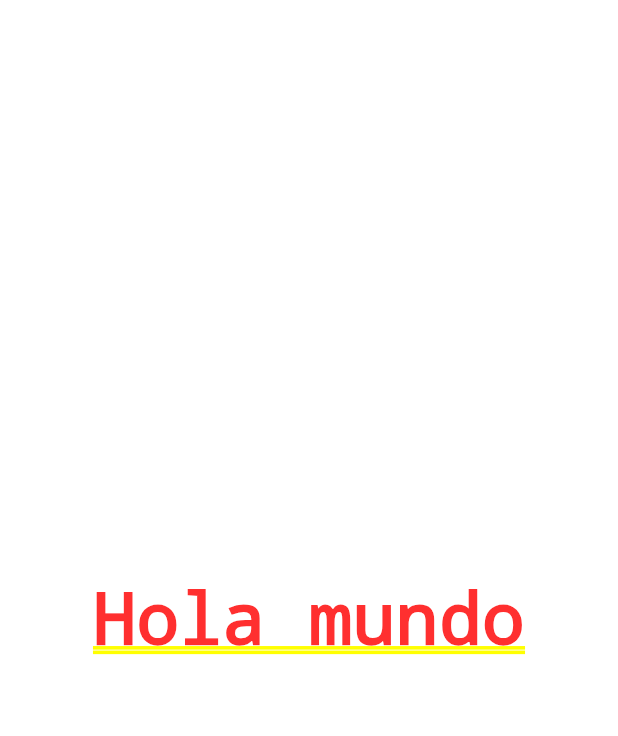
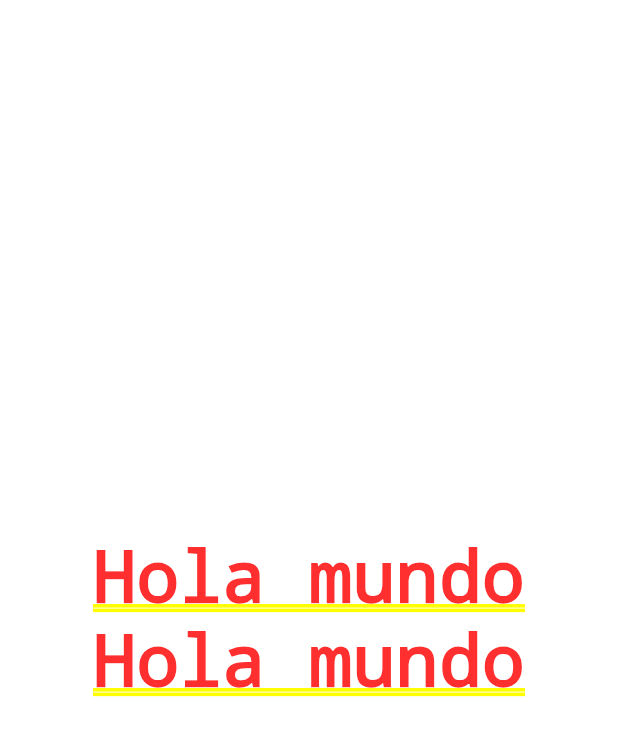
Before and after one commit to eivanphils/flutter-design, a Flutter app: the screen it shows after launch, on a phone screen of 412 x 824 dp. Shown: the top 736 px of the screen. Run offline on Flutter 3.47's test engine with Material 2 defaults, Android fonts, the light colour scheme and no system bars.

Commit message:
separado widget temporal de home

```diff
--- a/lib/main.dart
+++ b/lib/main.dart
@@ -10,7 +10,24 @@ class MyApp extends StatelessWidget {
     return const MaterialApp(
       debugShowCheckedModeBanner: false,
       title: 'Material App',
-      home: Center(child: Text('Hola mundo'))
+      home: _TempHomeScreen()
     );
   }
 }
+
+class _TempHomeScreen extends StatelessWidget {
+  const _TempHomeScreen({
+    Key? key,
+  }) : super(key: key);
+
+  @override
+  Widget build(BuildContext context) {
+    return Column(
+      mainAxisAlignment: MainAxisAlignment.center,
+      children: const [
+        Text('Hola mundo'),
+        Text('Hola mundo'),
+      ],
+    );
+  }
+}
```
